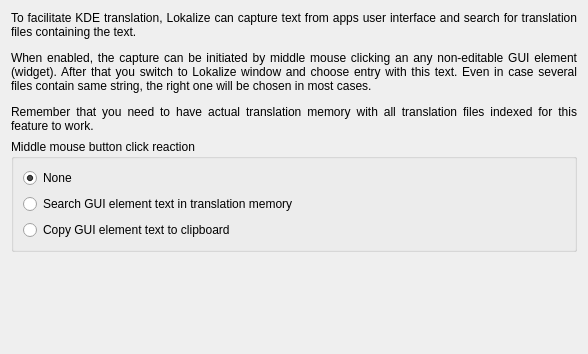
This is src/scripts/widget-text-capture.ui in KDE/lokalize as Qt 5 draws it before an edit. The edited form follows.
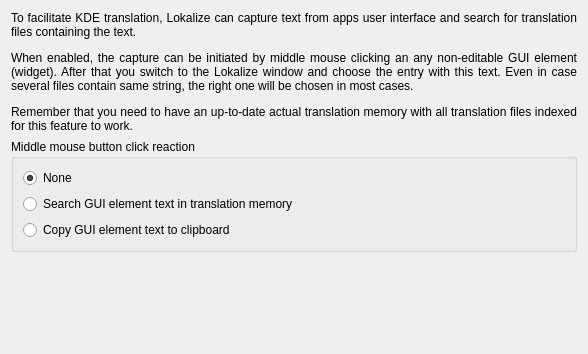
This is the edited form.

Commit message: Fix typos reported by Frederik Schwarzer

```diff
--- a/src/scripts/widget-text-capture.ui
+++ b/src/scripts/widget-text-capture.ui
@@ -24,8 +24,8 @@
 p, li { white-space: pre-wrap; }
 &lt;/style>&lt;/head>&lt;body>
 &lt;p align="justify">To facilitate KDE translation, Lokalize can capture text from apps user interface and search for translation files containing the text.&lt;/p>
-&lt;p align="justify">When enabled, the capture can be initiated by middle mouse clicking an any non-editable GUI element (widget). After that you switch to Lokalize window and choose entry with this text. Even in case several files contain same string, the right one will be chosen in most cases.&lt;/p>
-&lt;p align="justify">Remember that you need to have actual translation memory with all translation files indexed for this feature to work.&lt;/p>&lt;/body>&lt;/html></string>
+&lt;p align="justify">When enabled, the capture can be initiated by middle mouse clicking an any non-editable GUI element (widget). After that you switch to the Lokalize window and choose the entry with this text. Even in case several files contain same string, the right one will be chosen in most cases.&lt;/p>
+&lt;p align="justify">Remember that you need to have an up-to-date actual translation memory with all translation files indexed for this feature to work.&lt;/p>&lt;/body>&lt;/html></string>
      </property>
      <property name="wordWrap" >
       <bool>true</bool>
```
